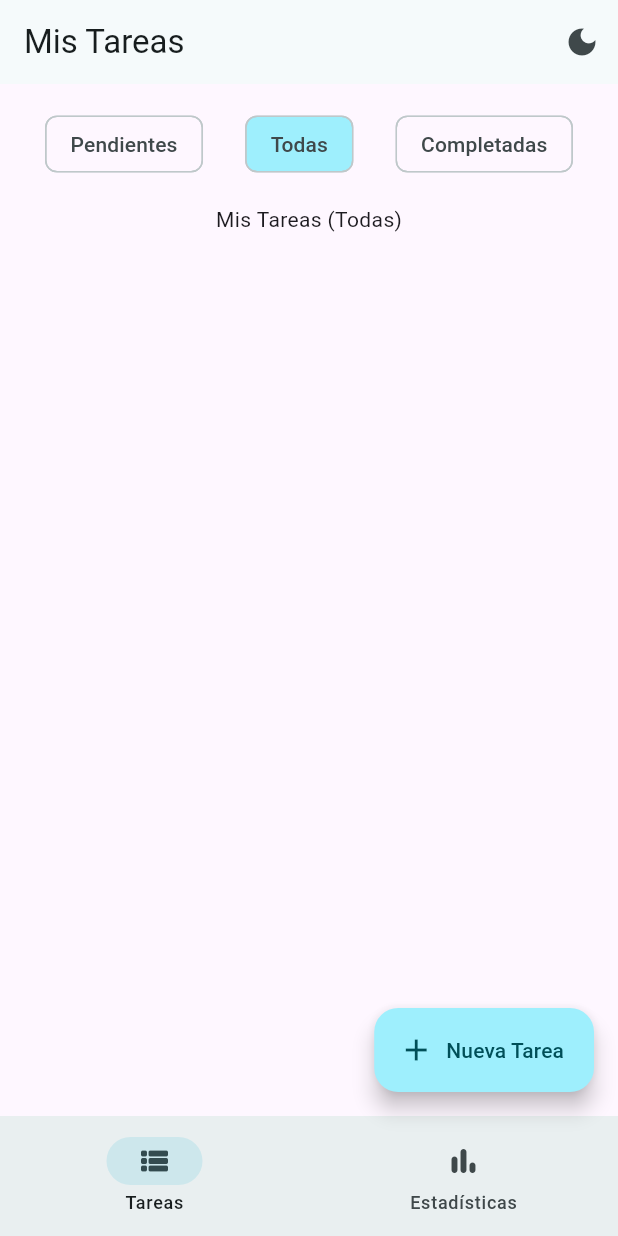
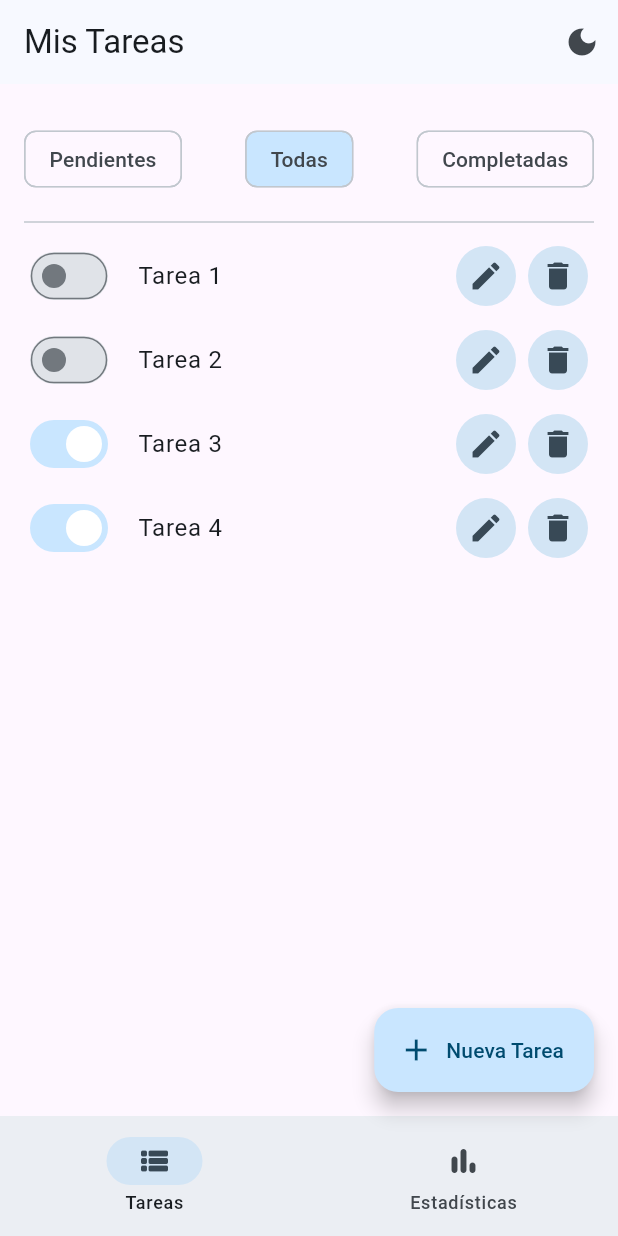
Before and after one commit to BSolPercyTomicha/todo_app, a Flutter app: the screen it shows after launch, after a tap on "Todas", on a phone screen of 412 x 824 dp. Run offline on Flutter 3.47's test engine with Material 3 defaults, Android fonts, the phone set to English and light mode, and no system bars; our stand-ins replace equatable, flutter_bloc, get_it.

Commit message:
ADD: Get Tasks and Test

```diff
--- a/lib/app.dart
+++ b/lib/app.dart
@@ -29,24 +29,23 @@ class _MyTodoAppState extends State<MyTodoApp> {
 
   @override
   Widget build(BuildContext context) {
-    final isSystemDark = MediaQuery.of(context).platformBrightness == Brightness.dark;
+    final isSystemDark =
+        MediaQuery.of(context).platformBrightness == Brightness.dark;
 
-    return BlocProvider(
-      create: (_) => ThemeCubit(),
-      child: BlocBuilder<ThemeCubit, ThemeMode>(
+    return BlocBuilder<ThemeCubit, ThemeMode>(
       builder: (context, themeMode) {
         return MaterialApp(
           debugShowCheckedModeBanner: false,
           themeMode: themeMode,
           theme: ThemeData.light().copyWith(
             colorScheme: ColorScheme.fromSeed(
-                seedColor: Colors.grey,
+              seedColor: Colors.blue.shade100,
               brightness: Brightness.light,
             ),
           ),
           darkTheme: ThemeData.dark().copyWith(
             colorScheme: ColorScheme.fromSeed(
-                seedColor: Colors.grey,
+              seedColor: Colors.blue.shade100,
               brightness: Brightness.dark,
             ),
           ),
@@ -59,7 +58,8 @@ class _MyTodoAppState extends State<MyTodoApp> {
                     title: Text(_titles[_selectedIndex]),
                     actions: [
                       IconButton(
-                          icon: Icon(_getCurrentThemeIcon(themeMode, isSystemDark)),
+                        icon:
+                            Icon(_getCurrentThemeIcon(themeMode, isSystemDark)),
                         onPressed: () {
                           context.read<ThemeCubit>().toggleTheme(isSystemDark);
                         },
@@ -67,7 +67,10 @@ class _MyTodoAppState extends State<MyTodoApp> {
                     ],
                   )
                 : null,
-              body: _pages[_selectedIndex],
+            body: Padding(
+              padding: const EdgeInsets.all(16.0),
+              child: _pages[_selectedIndex],
+            ),
             floatingActionButton: Builder(
               builder: (context) {
                 return FloatingActionButton.extended(
@@ -78,7 +81,7 @@ class _MyTodoAppState extends State<MyTodoApp> {
                   },
                   tooltip: 'Crear nueva tarea',
                 );
-                }
+              },
             ),
             bottomNavigationBar: NavigationBar(
               selectedIndex: _selectedIndex,
@@ -89,13 +92,14 @@ class _MyTodoAppState extends State<MyTodoApp> {
                 NavigationDestination(
                     icon: Icon(Icons.view_list_rounded), label: 'Tareas'),
                 NavigationDestination(
-                      icon: Icon(Icons.bar_chart_rounded), label: 'Estadísticas'),
+                  icon: Icon(Icons.bar_chart_rounded),
+                  label: 'Estadísticas',
+                ),
               ],
             ),
           ),
         );
       },
-      ),
     );
   }
 }
--- /dev/null
+++ b/lib/di.dart
@@ -0,0 +1,19 @@
+import 'package:get_it/get_it.dart';
+import 'theme/presentation/bloc/theme.cubit.dart';
+import 'features/task/presentation/bloc/task.bloc.dart';
+import 'features/task/domain/usecases/get_tasks.usecase.dart';
+import 'features/task/domain/repositories/task.repository.dart';
+import 'features/task/data/repositories/task.repository.impl.dart';
+import 'features/task/data/datasources/temporal/task_temporal.datasource.dart';
+
+final getIt = GetIt.instance;
+
+void setupDependencies() {
+  getIt.registerLazySingleton<TaskDataSource>(
+      () => TaskTemporalDataSourceImpl());
+  getIt
+      .registerLazySingleton<TaskRepository>(() => TaskRepositoryImpl(getIt()));
+  getIt.registerLazySingleton(() => GetTasksUseCase(getIt()));
+  getIt.registerFactory(() => TaskBloc(getIt()));
+  getIt.registerFactory(() => ThemeCubit());
+}
--- /dev/null
+++ b/lib/features/task/data/datasources/temporal/task_temporal.datasource.dart
@@ -0,0 +1,46 @@
+import '../../models/task.model.dart';
+
+abstract class TaskDataSource {
+  Future<List<TaskModel>> getTasks();
+}
+
+class TaskTemporalDataSourceImpl implements TaskDataSource {
+  @override
+  Future<List<TaskModel>> getTasks() async {
+    final tasks = <TaskModel>[
+      TaskModel(
+        id: 1,
+        title: 'Tarea 1',
+        description: 'Descripcion 1',
+        tags: ['Tag 1'],
+        isCompleted: false,
+        assignedUser: 'Usuario 1',
+      ),
+      TaskModel(
+        id: 2,
+        title: 'Tarea 2',
+        description: 'Descripcion 2',
+        tags: ['Tag 2', 'Tag 3'],
+        isCompleted: false,
+        assignedUser: 'Usuario 2',
+      ),
+      TaskModel(
+        id: 3,
+        title: 'Tarea 3',
+        description: 'Descripcion 3',
+        tags: ['Tag 2', 'Tag 3'],
+        isCompleted: true,
+        assignedUser: 'Usuario 1',
+      ),
+      TaskModel(
+        id: 4,
+        title: 'Tarea 4',
+        description: 'Descripcion 4',
+        tags: ['Tag 2', 'Tag 1'],
+        isCompleted: true,
+        assignedUser: 'Usuario 2',
+      ),
+    ];
+    return tasks;
+  }
+}
--- /dev/null
+++ b/lib/features/task/data/repositories/task.repository.impl.dart
@@ -0,0 +1,14 @@
+import '../../domain/entities/task.entity.dart';
+import '../../domain/repositories/task.repository.dart';
+import '../datasources/temporal/task_temporal.datasource.dart';
+
+class TaskRepositoryImpl implements TaskRepository {
+  final TaskDataSource _datasource;
+
+  TaskRepositoryImpl(this._datasource);
+
+  @override
+  Future<List<TaskEntity>> getTasks() async {
+    return await _datasource.getTasks();
+  }
+}
--- /dev/null
+++ b/lib/features/task/domain/entities/task.entity.dart
@@ -0,0 +1,17 @@
+class TaskEntity {
+  final int? id;
+  final String title;
+  final String description;
+  final List<String> tags;
+  final bool isCompleted;
+  final String assignedUser;
+
+  TaskEntity({
+    this.id,
+    required this.title,
+    required this.description,
+    required this.tags,
+    required this.isCompleted,
+    required this.assignedUser,
+  });
+}
--- /dev/null
+++ b/lib/features/task/domain/repositories/task.repository.dart
@@ -0,0 +1,5 @@
+import 'package:todo_app/features/task/domain/entities/task.entity.dart';
+
+abstract class TaskRepository {
+  Future<List<TaskEntity>> getTasks();
+}
--- /dev/null
+++ b/lib/features/task/domain/usecases/get_tasks.usecase.dart
@@ -0,0 +1,12 @@
+import '../entities/task.entity.dart';
+import '../repositories/task.repository.dart';
+
+class GetTasksUseCase {
+  final TaskRepository _taskRepository;
+
+  GetTasksUseCase(this._taskRepository);
+
+  Future<List<TaskEntity>> call() async {
+    return await _taskRepository.getTasks();
+  }
+}
--- /dev/null
+++ b/lib/features/task/presentation/bloc/task.bloc.dart
@@ -0,0 +1,44 @@
+import 'dart:async';
+import 'package:equatable/equatable.dart';
+import 'package:flutter_bloc/flutter_bloc.dart';
+import '../pages/tasks.page.dart';
+import '../../domain/entities/task.entity.dart';
+import '../../domain/usecases/get_tasks.usecase.dart';
+
+part 'task.event.dart';
+part 'task.state.dart';
+
+class TaskBloc extends Bloc<TaskEvent, TaskState> {
+  final GetTasksUseCase getTasksUseCase;
+
+  TaskBloc(this.getTasksUseCase) : super(TaskState.initial()) {
+    on<GetTasks>(_onGetTasks);
+  }
+
+  Future<void> _onGetTasks(
+    GetTasks event,
+    Emitter<TaskState> emit,
+  ) async {
+    emit(state.copyWith(status: TaskStatus.loading));
+
+    try {
+      final tasks = await getTasksUseCase.call();
+      final filteredTasks = _filterTasks(tasks, event.filter);
+      emit(state.copyWith(
+        status: TaskStatus.success,
+        tasks: filteredTasks,
+      ));
+    } on Exception {
+      emit(state.copyWith(
+        status: TaskStatus.error,
+        errorMessage: 'No se pudieron cargar las tareas',
+      ));
+    }
+  }
+
+  List<TaskEntity> _filterTasks(List<TaskEntity> tasks, TaskFilter filter) {
+    if (filter == TaskFilter.all) return List.from(tasks);
+    final showCompleted = filter == TaskFilter.completed;
+    return tasks.where((task) => task.isCompleted == showCompleted).toList();
+  }
+}
--- /dev/null
+++ b/lib/features/task/presentation/bloc/task.event.dart
@@ -0,0 +1,8 @@
+part of 'task.bloc.dart';
+
+sealed class TaskEvent {}
+
+class GetTasks extends TaskEvent {
+  final TaskFilter filter;
+  GetTasks({this.filter = TaskFilter.pending});
+}
--- /dev/null
+++ b/lib/features/task/presentation/bloc/task.state.dart
@@ -0,0 +1,35 @@
+part of 'task.bloc.dart';
+
+enum TaskStatus { initial, loading, success, error }
+
+class TaskState extends Equatable {
+  final List<TaskEntity> tasks;
+  final TaskStatus status;
+  final String? errorMessage;
+
+  const TaskState({
+    required this.tasks,
+    this.status = TaskStatus.initial,
+    this.errorMessage,
+  });
+
+  factory TaskState.initial() => const TaskState(
+        tasks: [],
+        status: TaskStatus.initial,
+      );
+
+  TaskState copyWith({
+    List<TaskEntity>? tasks,
+    TaskStatus? status,
+    String? errorMessage,
+  }) {
+    return TaskState(
+      tasks: tasks ?? this.tasks,
+      status: status ?? this.status,
+      errorMessage: errorMessage ?? this.errorMessage,
+    );
+  }
+
+  @override
+  List<Object?> get props => [tasks, status, errorMessage];
+}
--- a/lib/features/task/presentation/pages/tasks.page.dart
+++ b/lib/features/task/presentation/pages/tasks.page.dart
@@ -1,4 +1,7 @@
 import 'package:flutter/material.dart';
+import 'package:flutter_bloc/flutter_bloc.dart';
+import '../bloc/task.bloc.dart';
+import '../widgets/task_item.widget.dart';
 import '../widgets/task_filter_chips.widget.dart';
 
 enum TaskFilter {
@@ -30,12 +33,46 @@ class _TasksPageState extends State<TasksPage> {
   Widget build(BuildContext context) {
     return Column(
       mainAxisAlignment: MainAxisAlignment.start,
+      crossAxisAlignment: CrossAxisAlignment.start,
       children: [
+        const SizedBox(
+          height: 10,
+        ),
         TaskFilterChips(
           selected: _filter,
           onChanged: _onFilterChanged,
         ),
-        Center(child: Text('Mis Tareas (${_filter.label})')),
+        const SizedBox(
+          height: 10,
+        ),
+        const Divider(),
+        BlocBuilder<TaskBloc, TaskState>(
+          builder: (context, state) {
+            if (state.status == TaskStatus.success) {
+              if (state.tasks.isEmpty) {
+                return Column(
+                  children: [
+                    const SizedBox(
+                      height: 48.0,
+                    ),
+                    Center(
+                      child: Text(
+                        'No hay Tareas ${_filter != TaskFilter.all ? _filter.label : ''}',
+                      ),
+                    ),
+                  ],
+                );
+              }
+              return SingleChildScrollView(
+                child: Column(
+                  children:
+                      state.tasks.map((task) => TaskItem(task: task)).toList(),
+                ),
+              );
+            }
+            return const CircularProgressIndicator();
+          },
+        )
       ],
     );
   }
--- a/lib/features/task/presentation/widgets/task_filter_chips.widget.dart
+++ b/lib/features/task/presentation/widgets/task_filter_chips.widget.dart
@@ -1,4 +1,6 @@
 import 'package:flutter/material.dart';
+import 'package:flutter_bloc/flutter_bloc.dart';
+import '../bloc/task.bloc.dart';
 import '../pages/tasks.page.dart';
 
 class TaskFilterChips extends StatelessWidget {
@@ -13,25 +15,27 @@ class TaskFilterChips extends StatelessWidget {
 
   @override
   Widget build(BuildContext context) {
-    return Padding(
-      padding: const EdgeInsets.all(16.0),
-      child: Row(
-        mainAxisAlignment: MainAxisAlignment.spaceAround,
+    return Row(
+      mainAxisAlignment: MainAxisAlignment.spaceBetween,
       children: [
         ...TaskFilter.values.map((filter) {
           return InkWell(
             key: ValueKey('chip-$filter'),
             highlightColor: Colors.transparent,
             splashColor: Colors.transparent,
-              onTap: () => onChanged(filter),
+            onTap: () {
+              onChanged(filter);
+              context.read<TaskBloc>().add(GetTasks(filter: filter));
+            },
             child: Chip(
               label: Text(filter.label),
-                backgroundColor: selected == filter ? Theme.of(context).colorScheme.primaryContainer : null,
+              backgroundColor: selected == filter
+                  ? Theme.of(context).colorScheme.primaryContainer
+                  : null,
             ),
           );
         }).toList(),
       ],
-      ),
     );
   }
 }
--- /dev/null
+++ b/lib/features/task/presentation/widgets/task_item.widget.dart
@@ -0,0 +1,53 @@
+import 'dart:io';
+import 'package:flutter/material.dart';
+import '../../domain/entities/task.entity.dart';
+
+class TaskItem extends StatelessWidget {
+  final TaskEntity task;
+  const TaskItem({
+    super.key,
+    required this.task,
+  });
+
+  @override
+  Widget build(BuildContext context) {
+    return Row(
+      children: [
+        Expanded(
+          child: ListTile(
+            contentPadding: EdgeInsets.zero,
+            leading: Row(
+              mainAxisSize: MainAxisSize.min,
+              children: [
+                Switch.adaptive(
+                  trackOutlineWidth:
+                      MaterialStateProperty.resolveWith((states) => 1.0),
+                  value: task.isCompleted,
+                  activeColor: Platform.isIOS
+                      ? Theme.of(context).colorScheme.primaryContainer
+                      : Colors.white,
+                  activeTrackColor:
+                      Theme.of(context).colorScheme.primaryContainer,
+                  onChanged: (_) {},
+                ),
+              ],
+            ),
+            title: Text(task.title),
+          ),
+        ),
+        Row(
+          children: [
+            IconButton.filledTonal(
+              onPressed: () {},
+              icon: const Icon(Icons.edit),
+            ),
+            IconButton.filledTonal(
+              onPressed: () {},
+              icon: const Icon(Icons.delete),
+            ),
+          ],
+        ),
+      ],
+    );
+  }
+}
--- a/lib/main.dart
+++ b/lib/main.dart
@@ -1,6 +1,19 @@
 import 'package:flutter/material.dart';
+import 'package:flutter_bloc/flutter_bloc.dart';
+import 'di.dart';
 import 'app.dart';
+import 'theme/presentation/bloc/theme.cubit.dart';
+import 'features/task/presentation/bloc/task.bloc.dart';
 
 void main() {
-  runApp(const MyTodoApp());
+  setupDependencies();
+  runApp(
+    MultiBlocProvider(
+      providers: [
+        BlocProvider(create: (_) => getIt<ThemeCubit>()),
+        BlocProvider(create: (_) => getIt<TaskBloc>()..add(GetTasks())),
+      ],
+      child: const MyTodoApp(),
+    ),
+  );
 }
--- a/pubspec.yaml
+++ b/pubspec.yaml
@@ -10,6 +10,8 @@ dependencies:
   flutter:
     sdk: flutter
   flutter_bloc: 8.1.3
+  equatable: 2.0.5
+  get_it: 7.6.0
 
 dev_dependencies:
   flutter_test:
```
Also changed, not shown: lib/features/task/data/models/task.model.dart (added, +12 -0 lines), 4 other files. Lines whose indentation alone changed are shown as unchanged.
